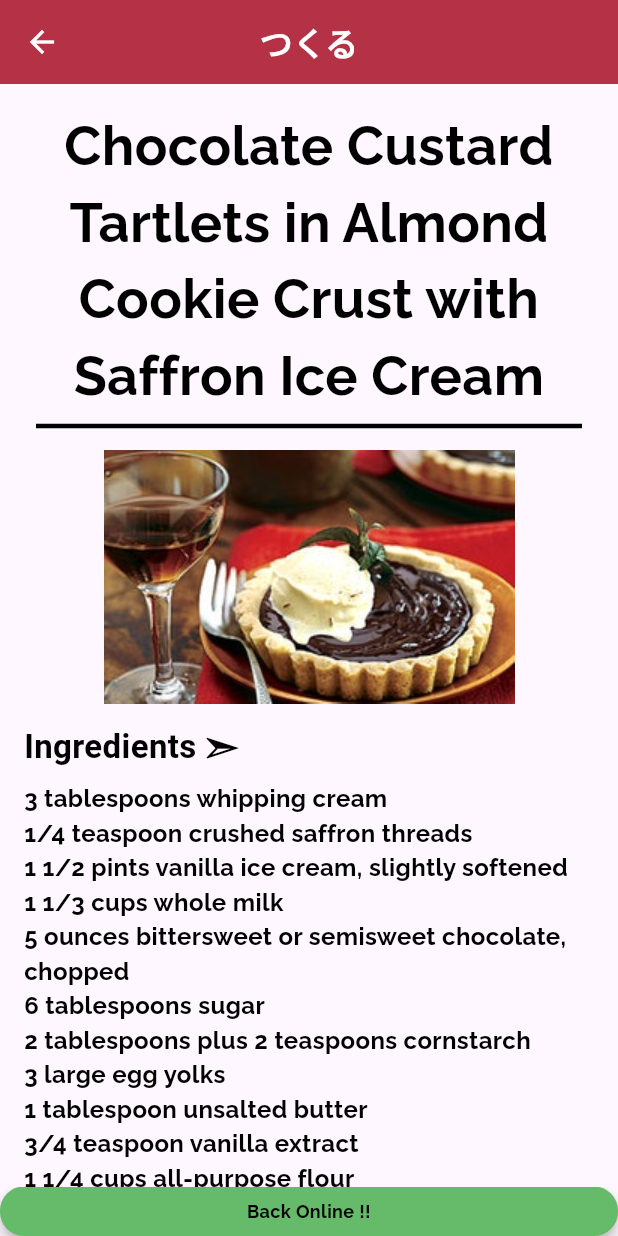
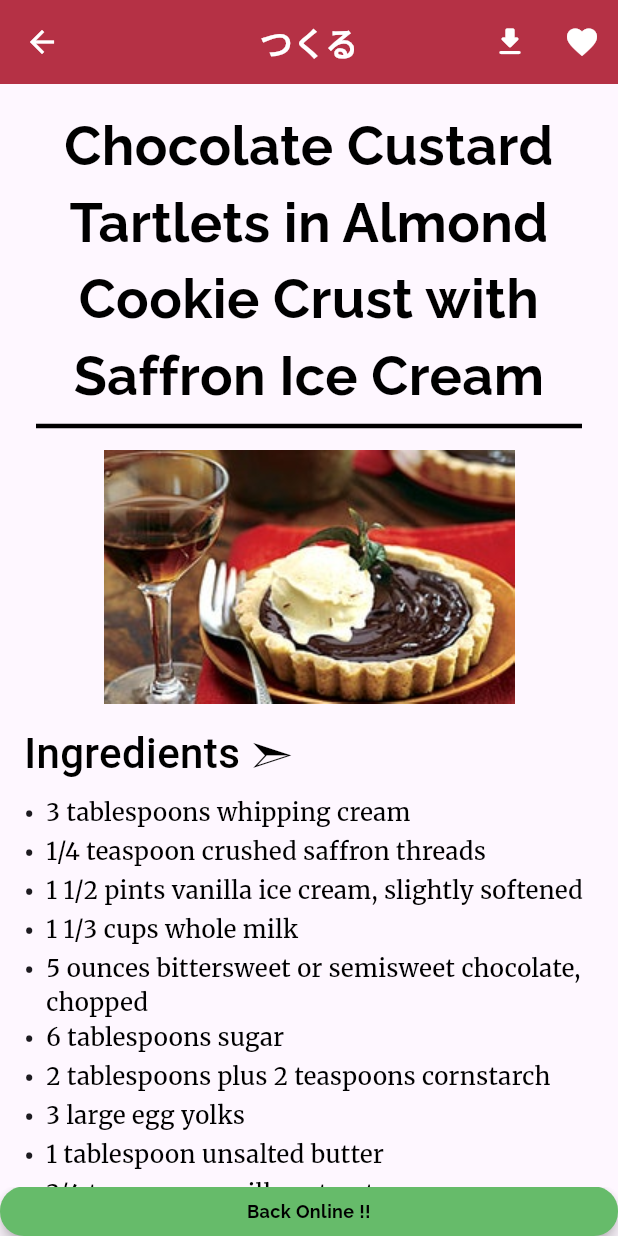
Before and after one commit to shashwat0224/Tsukuru-Mobile-App, a Flutter app: the RecipeScreen screen opened directly, on a phone screen of 412 x 824 dp. Run offline on Flutter 3.47's test engine with Material 3 defaults, Android fonts, the phone set to English and light mode, and no system bars; our stand-ins replace internet_connection_checker_plus; Roboto replaces fonts that are missing (Alata); project files that could hold a hidden picture were left out.

Commit message:
Added basic ui of recipe screen

```diff
--- a/lib/screens/recipescreen.dart
+++ b/lib/screens/recipescreen.dart
@@ -6,6 +6,7 @@ class RecipeScreen extends StatelessWidget {
 
   @override
   Widget build(BuildContext context) {
+
     List<String> ingredients = [
       '3 tablespoons whipping cream',
       '1/4 teaspoon crushed saffron threads',
@@ -28,15 +29,30 @@ class RecipeScreen extends StatelessWidget {
     ];
 
     List<Widget> ingredientsList = ingredients.map((ingredient) {
-      return Text(
-        ingredient,
-        style: TextStyle(
-          fontSize: 16,
-          color: Colors.black,
-          fontWeight: FontWeight.bold,
-          fontFamily: 'Raleway',
+      return SizedBox(
+        width: MediaQuery.of(context).size.width,
+        child: Row(
+          crossAxisAlignment: CrossAxisAlignment.start,
+          spacing: 8.0,
+          children: [
+            Text(
+              '•',
+              style: TextStyle(fontSize: 18, fontWeight: FontWeight.bold),
+            ),
+            Expanded(
+              child: Text(
+                ingredient,
+                style: TextStyle(
+                  fontFamily: 'Merriweather',
+                  fontSize: 16,
+                  fontWeight: FontWeight.w500,
+                  color: Colors.black,
+                ),
+                textAlign: TextAlign.left,
+              ),
+            ),
+          ],
         ),
-        textAlign: TextAlign.left,
       );
     }).toList();
 
@@ -47,6 +63,7 @@ class RecipeScreen extends StatelessWidget {
         title: UiHelper.customText(title: 'つくる', size: 22, color: Colors.white),
         centerTitle: true,
         iconTheme: IconThemeData(color: Colors.white),
+        actions: [IconButton(onPressed: () {}, icon: Icon(Icons.download_rounded)),IconButton(onPressed: () {}, icon: Icon(Icons.favorite)),],
       ),
       body: SafeArea(
         child: SingleChildScrollView(
@@ -76,7 +93,8 @@ class RecipeScreen extends StatelessWidget {
                 children: [
                   UiHelper.customText(
                     title: 'Ingredients ➣',
-                    size: 22,
+                    size: 28,
+                    fontWeight: FontWeight.w500,
                     color: Colors.black,
                     fontFamily: 'Alata',
                   ),
@@ -87,6 +105,38 @@ class RecipeScreen extends StatelessWidget {
                 crossAxisAlignment: CrossAxisAlignment.start,
                 children: ingredientsList,
               ),
+              SizedBox(height: 4.0),
+              Row(
+                children: [
+                  UiHelper.customText(
+                    title: 'Directions ➣',
+                    size: 28,
+                    fontWeight: FontWeight.w500,
+                    color: Colors.black,
+                    fontFamily: 'Alata',
+                  ),
+                ],
+              ),
+              SizedBox(height: 8.0),
+              Row(
+                children: [
+                  Expanded(
+                    child: Text(
+                      '''Combine cream and saffron in custard cup. Place in microwave oven and heat on high until cream is hot, about 30 seconds. Remove cup from microwave and let mixture steep at room temperature 1 hour. Place ice cream in medium bowl; add saffron mixture and stir with rubber spatula until well blended. Spoon ice cream into container; cover and freeze until firm, at least 6 hours and up to 3 days.
+              Bring milk to simmer in heavy medium saucepan. Remove from heat; add chocolate and stir until melted and smooth. Cool 5 minutes.
+              Whisk sugar and cornstarch in medium bowl to blend. Add yolks; whisk until blended (mixture will be thick). Gradually whisk warm chocolate mixture into yolk mixture until smooth. Return mixture to saucepan. Whisk constantly over medium heat until mixture thickens and starts to bubble, about 5 minutes. Remove from heat (mixture may look grainy; whisk vigorously until smooth). Whisk in butter and vanilla. Transfer pastry cream to bowl. Let cool at room temperature until lukewarm, stirring occasionally, about 20 minutes. Cover with plastic wrap and chill overnight. (Can be prepared 2 days ahead. Keep chilled.)
+              Combine flour, almonds, sugar, and baking powder in processor; blend until almonds are very finely ground. Add butter; cut in using on/off turns until small crumbs form. Whisk cream and yolk in small bowl to blend; add to processor and blend just until moist clumps form. Gather dough together; divide dough into 6 equal pieces. Form each piece into ball. Press 1 dough ball evenly onto bottom and up sides of each of six 4 1/2-inch-diameter tartlet pans with removable bottoms. Trim any excess dough. Pierce crusts all over with fork. Cover and chill overnight.
+              Preheat oven to 350Â°F. Bake crusts until golden and cooked through, about 25 minutes. Cool completely in pans on rack. (Can be prepared 8 hours ahead. Cover and store at room temperature.)
+              Divide pastry cream among crusts (about scant 1/3 cup for each); spread evenly. Remove tartlet pan sides. Place 1 tartlet on each of 6 plates. Top with scoop of saffron ice cream. Garnish with mint sprigs and serve.''',
+                      style: TextStyle(
+                        fontFamily: 'Merriweather',
+                        fontSize: 16,
+                        fontWeight: FontWeight.w500,
+                      ),
+                    ),
+                  ),
+                ],
+              ),
             ],
           ),
         ),
--- a/lib/widgets/uihelper.dart
+++ b/lib/widgets/uihelper.dart
@@ -9,6 +9,7 @@ class UiHelper {
     required String title,
     required double size,
     required Color color,
+    FontWeight? fontWeight,
     String? fontFamily,
     TextAlign? textAlign,
   }) {
@@ -16,7 +17,7 @@ class UiHelper {
       title,
       style: TextStyle(
         fontFamily: fontFamily ?? "Raleway",
-        fontWeight: FontWeight.bold,
+        fontWeight: fontWeight ?? FontWeight.bold,
         fontSize: size,
         color: color,
       ),
--- a/pubspec.yaml
+++ b/pubspec.yaml
@@ -36,7 +36,6 @@ dependencies:
   cupertino_icons: ^1.0.8
   provider: ^6.1.5
   internet_connection_checker_plus: ^2.7.2
-  csv: ^6.0.0
 
 dev_dependencies:
   flutter_test:
@@ -81,5 +80,8 @@ flutter:
     - family: Raleway
       fonts:
         - asset: assets/fonts/Raleway-VariableFont_wght.ttf
+    - family: Merriweather
+      fonts:
+        - asset: assets/fonts/Merriweather-VariableFont_opsz,wdth,wght.ttf
   # For details regarding fonts from package dependencies,
   # see https://flutter.dev/to/font-from-package
```
Also changed, not shown: pubspec.lock, 1 other file.
